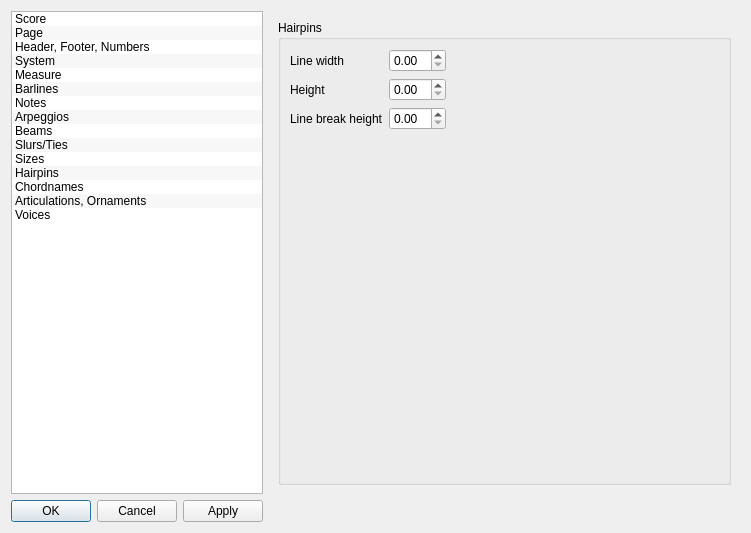
Old version of the form mscore/mscore/editstyle.ui in the repository musescore/musescore-old.
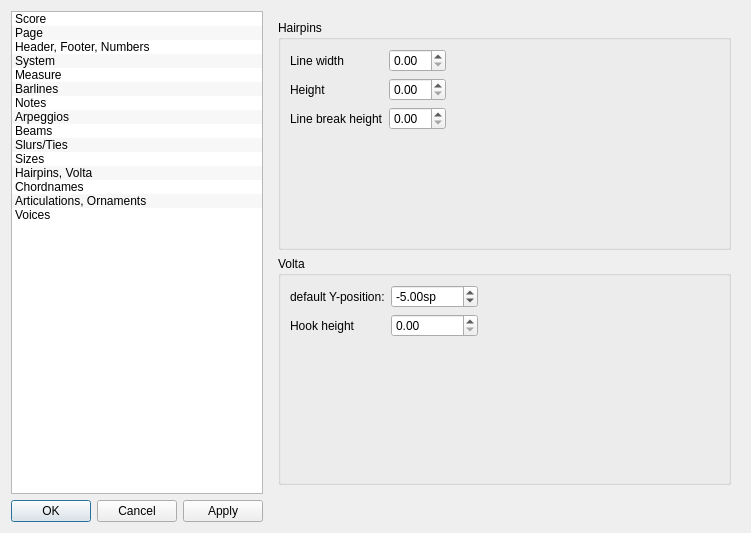
New version of the form. The open tabs and pages were chosen to show the change. Icons and pictures are not drawn.

```diff
--- a/mscore/mscore/editstyle.ui
+++ b/mscore/mscore/editstyle.ui
@@ -94,7 +94,7 @@
      </item>
      <item>
       <property name="text">
-       <string>Hairpins</string>
+       <string>Hairpins, Volta</string>
       </property>
      </item>
      <item>
@@ -2825,6 +2825,74 @@
          </layout>
         </widget>
        </item>
+       <item>
+        <widget class="QGroupBox" name="groupBox_15">
+         <property name="title">
+          <string>Volta</string>
+         </property>
+         <layout class="QGridLayout" name="gridLayout">
+          <item row="0" column="2">
+           <spacer name="horizontalSpacer_5">
+            <property name="orientation">
+             <enum>Qt::Horizontal</enum>
+            </property>
+            <property name="sizeHint" stdset="0">
+             <size>
+              <width>40</width>
+              <height>20</height>
+             </size>
+            </property>
+           </spacer>
+          </item>
+          <item row="0" column="1">
+           <widget class="QDoubleSpinBox" name="voltaY">
+            <property name="suffix">
+             <string extracomment="spatium unit">sp</string>
+            </property>
+            <property name="minimum">
+             <double>-1000.000000000000000</double>
+            </property>
+            <property name="maximum">
+             <double>1000.000000000000000</double>
+            </property>
+            <property name="value">
+             <double>-5.000000000000000</double>
+            </property>
+           </widget>
+          </item>
+          <item row="0" column="0">
+           <widget class="QLabel" name="label_40">
+            <property name="text">
+             <string>default Y-position:</string>
+            </property>
+           </widget>
+          </item>
+          <item row="2" column="0">
+           <spacer name="verticalSpacer_13">
+            <property name="orientation">
+             <enum>Qt::Vertical</enum>
+            </property>
+            <property name="sizeHint" stdset="0">
+             <size>
+              <width>20</width>
+              <height>40</height>
+             </size>
+            </property>
+           </spacer>
+          </item>
+          <item row="1" column="0">
+           <widget class="QLabel" name="label_42">
+            <property name="text">
+             <string>Hook height</string>
+            </property>
+           </widget>
+          </item>
+          <item row="1" column="1">
+           <widget class="QDoubleSpinBox" name="voltaHook"/>
+          </item>
+         </layout>
+        </widget>
+       </item>
       </layout>
      </widget>
      <widget class="QWidget" name="Seite_4">
```
Left out of the diff: 2 changed lines with no effect on the pictures.
